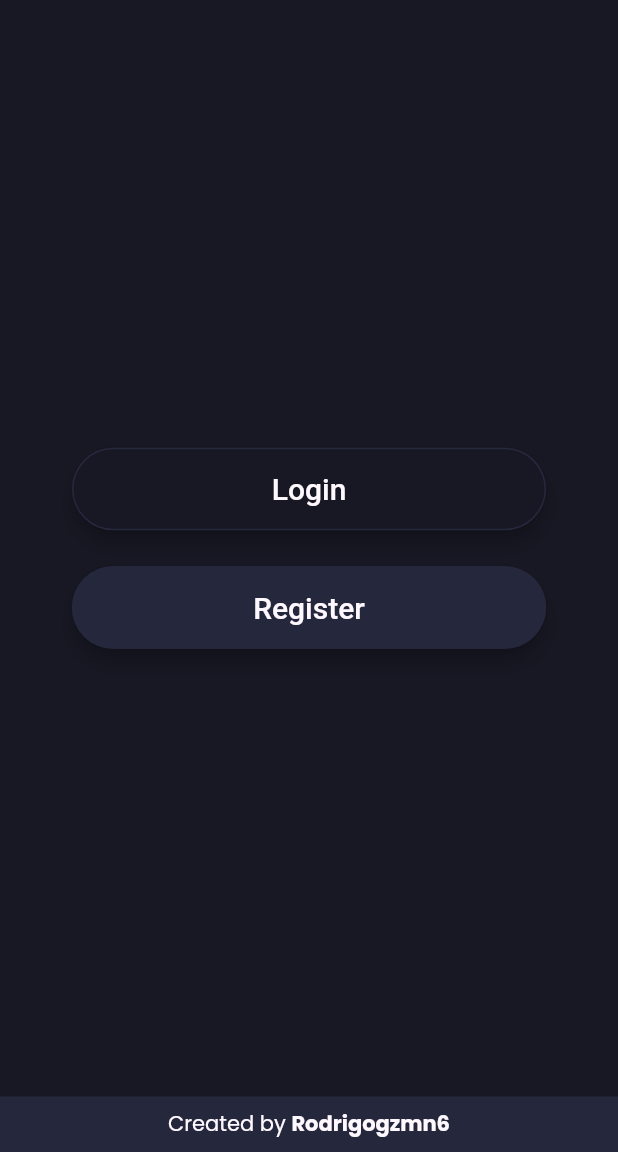
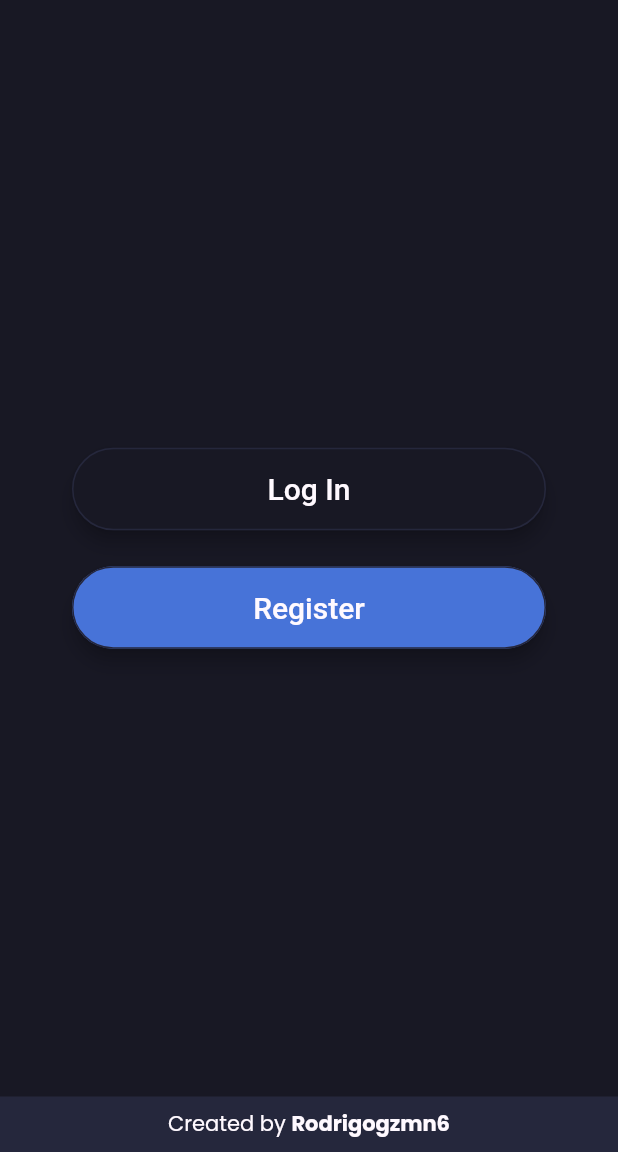
Before and after one commit to Rodrigogzmn6/todo_app, a Flutter app: the screen it shows after launch, after a tap on "Rodrigogzmn6", on a phone screen of 412 x 824 dp, the part 84-1236 px from its top. Run offline on Flutter 3.47's test engine with Material 2 defaults, Android fonts, the phone set to English and light mode, and no system bars; our stand-ins replace cloud_firestore, firebase_auth, firebase_core, google_fonts, modal_progress_hud_nsn; accounts and stored records are empty.

Commit message:
Code refactoring

```diff
--- a/lib/components/rounded_button.dart
+++ b/lib/components/rounded_button.dart
@@ -8,7 +8,7 @@ class RoundedButton extends StatelessWidget {
 
   const RoundedButton({
     super.key,
-    this.backgroundColor = Constants.dkBackgroundColor,
+    this.backgroundColor = Constants.activeTextColor,
     this.textColor = Constants.dkTextColor,
     this.borderColor = Constants.dkItemBackgroundColor,
     required this.title,
--- a/lib/constants.dart
+++ b/lib/constants.dart
@@ -1,7 +1,7 @@
 import 'package:flutter/material.dart';
 
 class Constants {
-  // * COLORS
+  //! COLORS
   // * Title and active
   static const activeTextColor = Color(0xFF4773D8);
   static const titleTextColor = Color(0xFFFFFFFF);
@@ -18,13 +18,30 @@ class Constants {
   static const lgTextColor = Color(0xFF4D4E5C);
   static const lgCheckedTextColor = Color(0xFFC4C3C9);
 
-  // * STRINGS
-  // * Themes
-  static const darkTheme = 'dark';
-  static const lightTheme = 'light';
+  //! STRINGS
+  // * Assets
+  static const darkBackgroundImage = "assets/bg-mobile-dark.jpg";
+  static const lightBackgroundImage = "assets/bg-mobile-light.jpg";
+
+  // * Buttons
+  static const login = 'Log In';
+  static const register = 'Register';
 
   // * Collection Name
   static const collection = 'users';
+
+  // * Error messages
+  static const errorMessage = "Ups! Something went wrong.";
+  static const blankName = "Please fill the name field";
+  static const blankLastName = "Please fill the last name field";
+  static const blankEmail = "Please fill the email field";
+  static const blankPassword = "Please fill the password field";
+  static const linkError = "Couldn't open link";
+
+  // * Filteres
+  static const all = "All";
+  static const active = "Active";
+  static const completed = "Completed";
 
   // * Forms
   static const namePlaceholder = 'Enter your name';
@@ -33,15 +50,17 @@ class Constants {
   static const passwordPlaceholder = 'Enter your password';
   static const newTaskPlaceholder = 'Do the dishes';
 
-  // * Error messages
-  static const errorMessage = "Ups! Something went wrong.";
-  static const blankName = "Please fill the name field";
-  static const blankLastName = "Please fill the last name field";
-  static const blankEmail = "Please fill the email field";
-  static const blankPassword = "Please fill the password field";
-
   // * Repository link
   static const repoLink = 'https://github.com/Rodrigogzmn6';
+
+  // * Routes
+  static const homeRoute = '/';
+  static const loginRoute = '/login';
+  static const registerRoute = '/register';
+
+  // * Themes
+  static const darkTheme = 'dark';
+  static const lightTheme = 'light';
 
   // * DECORATIONS
   static const formTextFieldDecoration = InputDecoration(
--- a/lib/main.dart
+++ b/lib/main.dart
@@ -1,5 +1,6 @@
 import 'package:flutter/material.dart';
 import 'package:firebase_core/firebase_core.dart';
+import 'package:todo_app/constants.dart';
 import 'package:todo_app/providers/theme_provider.dart';
 import 'package:todo_app/providers/user_provider.dart';
 import 'package:todo_app/routes/home_route.dart';
@@ -42,11 +43,11 @@ class _ToDoAppState extends State<ToDoApp> {
           ),
           useMaterial3: true,
         ),
-        initialRoute: '/',
+        initialRoute: Constants.homeRoute,
         routes: {
-          '/': (context) => const HomeRoute(),
-          '/login': (context) => const LoginRoute(),
-          '/register': (context) => const RegisterRoute(),
+          Constants.homeRoute: (context) => const HomeRoute(),
+          Constants.loginRoute: (context) => const LoginRoute(),
+          Constants.registerRoute: (context) => const RegisterRoute(),
         },
       ),
     );
--- a/lib/widgets/main_frame.dart
+++ b/lib/widgets/main_frame.dart
@@ -1,35 +1,34 @@
-import 'package:firebase_auth/firebase_auth.dart';
 import 'package:flutter/material.dart';
 import 'package:google_fonts/google_fonts.dart';
 import 'package:provider/provider.dart';
+import 'package:todo_app/components/error_dialog.dart';
 import 'package:todo_app/constants.dart';
+import 'package:todo_app/providers/user_provider.dart';
 import 'package:url_launcher/url_launcher.dart';
-
 import '../providers/theme_provider.dart';
 
 class MainFrame extends StatelessWidget {
   final Widget childWidget;
   final bool leadingIcon, logoutIcon;
-  MainFrame(
+  const MainFrame(
       {super.key,
       this.leadingIcon = false,
       required this.childWidget,
       this.logoutIcon = false});
-
-  final _auth = FirebaseAuth.instance;
 
   void handleVisitURL() async {
     Uri link = Uri.parse(Constants.repoLink);
     if (await canLaunchUrl(link)) {
       await launchUrl(link);
     } else {
-      throw "Couldn't open link";
+      throw Constants.linkError;
     }
   }
 
   @override
   Widget build(BuildContext context) {
     final themeProvider = Provider.of<ThemeProvider>(context);
+    final userProvider = Provider.of<UserProvider>(context);
 
     return Scaffold(
       appBar: AppBar(
@@ -44,10 +43,10 @@ class MainFrame extends StatelessWidget {
                       color: Constants.titleTextColor,
                     ),
                     onTap: () async {
-                      await _auth.signOut();
+                      await userProvider.signOutUser();
                       // ignore: use_build_context_synchronously
                       if (!context.mounted) return;
-                      Navigator.pushNamed(context, "/");
+                      Navigator.pushNamed(context, Constants.homeRoute);
                     },
                   ),
                 )
@@ -81,8 +80,8 @@ class MainFrame extends StatelessWidget {
             ),
             image: DecorationImage(
               image: themeProvider.theme == Constants.darkTheme
-                  ? const AssetImage('assets/bg-mobile-dark.jpg')
-                  : const AssetImage('assets/bg-mobile-light.jpg'),
+                  ? const AssetImage(Constants.darkBackgroundImage)
+                  : const AssetImage(Constants.lightBackgroundImage),
               fit: BoxFit.fill,
             ),
           ),
@@ -109,7 +108,19 @@ class MainFrame extends StatelessWidget {
                 ),
               ),
               GestureDetector(
-                onTap: handleVisitURL,
+                onTap: () {
+                  try {
+                    handleVisitURL();
+                  } catch (e) {
+                    showDialog(
+                      context: context,
+                      builder: (_) => ErrorDialog(
+                        description: e.toString(),
+                      ),
+                      barrierDismissible: true,
+                    );
+                  }
+                },
                 child: Text(
                   "Rodrigogzmn6",
                   style: GoogleFonts.poppins(
--- a/lib/widgets/tasks_list.dart
+++ b/lib/widgets/tasks_list.dart
@@ -1,10 +1,8 @@
-import 'package:cloud_firestore/cloud_firestore.dart';
-import 'package:firebase_auth/firebase_auth.dart';
 import 'package:flutter/material.dart';
 import 'package:provider/provider.dart';
 import 'package:todo_app/components/task_tile.dart';
+import 'package:todo_app/constants.dart';
 import 'package:todo_app/providers/theme_provider.dart';
-
 import '../providers/user_provider.dart';
 
 class TasksList extends StatelessWidget {
@@ -21,7 +19,7 @@ class TasksList extends StatelessWidget {
         if (snapshot.connectionState == ConnectionState.waiting) {
           return const Center(child: CircularProgressIndicator());
         } else if (snapshot.hasError) {
-          return const Text("error");
+          return const Text(Constants.errorMessage);
         } else {
           return Card(
             elevation: 0,
--- a/lib/widgets/welcome_widget.dart
+++ b/lib/widgets/welcome_widget.dart
@@ -1,6 +1,7 @@
 import 'package:flutter/material.dart';
 import 'package:provider/provider.dart';
 import 'package:todo_app/components/form_layout.dart';
+import 'package:todo_app/constants.dart';
 import '../providers/theme_provider.dart';
 import '../widgets/main_frame.dart';
 import 'package:todo_app/components/rounded_button.dart';
@@ -12,8 +13,6 @@ class WelcomeWidget extends StatelessWidget {
   Widget build(BuildContext context) {
     final themeProvider = Provider.of<ThemeProvider>(context);
 
-    navigateToRoute(route) => Navigator.pushNamed(context, '$route');
-
     return MainFrame(
       childWidget: Center(
         child: FormLayout(
@@ -22,18 +21,19 @@ class WelcomeWidget extends StatelessWidget {
               backgroundColor: themeProvider.backgroundColor,
               borderColor: themeProvider.itemBackgroundColor,
               textColor: themeProvider.textColor,
-              title: 'Login',
-              handleOnPressed: () => navigateToRoute('/login'),
+              title: Constants.login,
+              handleOnPressed: () =>
+                  Navigator.pushNamed(context, Constants.loginRoute),
             ),
             const SizedBox(
               height: 24.0,
             ),
             RoundedButton(
-              backgroundColor: themeProvider.itemBackgroundColor,
               borderColor: themeProvider.itemBackgroundColor,
               textColor: themeProvider.textColor,
-              title: 'Register',
-              handleOnPressed: () => navigateToRoute('/register'),
+              title: Constants.register,
+              handleOnPressed: () =>
+                  Navigator.pushNamed(context, Constants.registerRoute),
             ),
           ],
         ),
```
Also changed, not shown: lib/components/task_tile.dart (+26 -3 lines), lib/providers/user_provider.dart (+11 -12 lines), lib/routes/login_route.dart (+7 -9 lines), lib/routes/register_route.dart (+5 -8 lines), lib/widgets/filters.dart (+10 -10 lines), lib/widgets/home_widget.dart (+3 -13 lines), lib/widgets/new_task.dart (+19 -8 lines).
